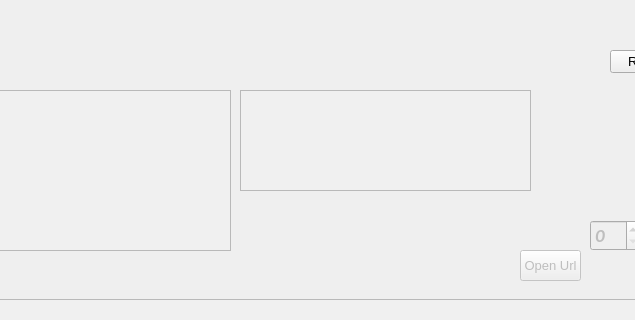
Yourp/UWOWDevelopHelper, file payroll.ui: the form before one commit; both pictures show x 250 to 885 and y 0 to 320 of the 1121 by 689 pixel window.
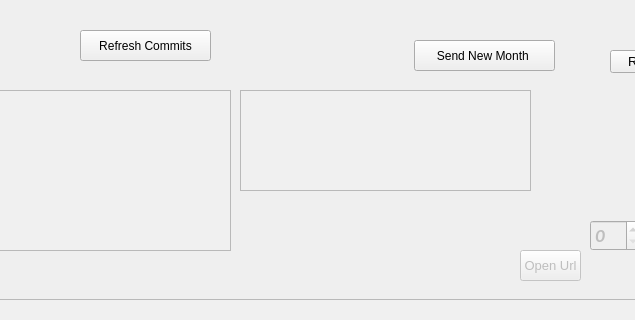
The form after the commit.

Commit message: всё остальное, остался только дизайн

```diff
--- a/payroll.ui
+++ b/payroll.ui
@@ -331,6 +331,41 @@
     <set>Qt::TextEditorInteraction</set>
    </property>
   </widget>
+  <widget class="QPushButton" name="PB_SendNewMonth">
+   <property name="geometry">
+    <rect>
+     <x>664</x>
+     <y>40</y>
+     <width>141</width>
+     <height>31</height>
+    </rect>
+   </property>
+   <property name="focusPolicy">
+    <enum>Qt::NoFocus</enum>
+   </property>
+   <property name="text">
+    <string>Send New Month </string>
+   </property>
+   <property name="autoDefault">
+    <bool>false</bool>
+   </property>
+  </widget>
+  <widget class="QPushButton" name="PB_RefreshCommits">
+   <property name="geometry">
+    <rect>
+     <x>330</x>
+     <y>30</y>
+     <width>131</width>
+     <height>31</height>
+    </rect>
+   </property>
+   <property name="text">
+    <string>Refresh Commits</string>
+   </property>
+   <property name="autoDefault">
+    <bool>false</bool>
+   </property>
+  </widget>
  </widget>
  <resources/>
  <connections/>
```
Left out of the diff: 3 changed lines with no effect on the pictures. The commit also changes 7 other files.
